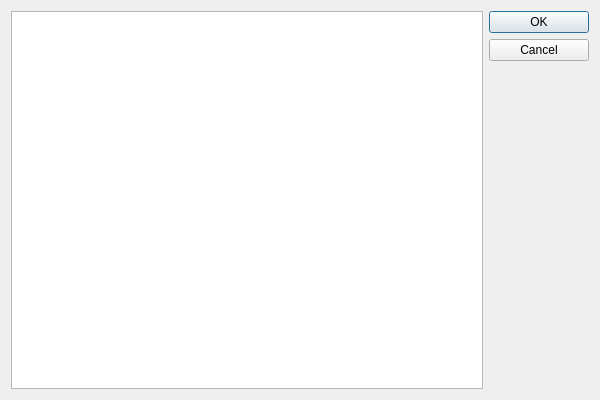
Qt form contestload.ui (richmanfx/EasyContest) before a commit.
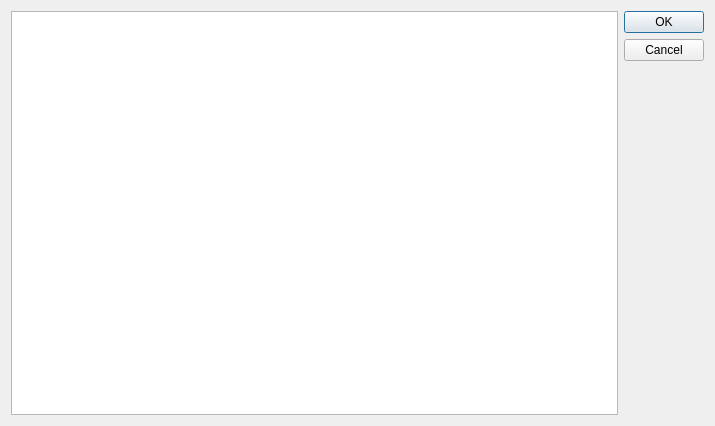
The same form after that commit.

Diff of the .ui file:
```diff
--- a/contestload.ui
+++ b/contestload.ui
@@ -6,8 +6,8 @@
    <rect>
     <x>0</x>
     <y>0</y>
-    <width>600</width>
-    <height>400</height>
+    <width>715</width>
+    <height>426</height>
    </rect>
   </property>
   <property name="sizePolicy">
@@ -27,14 +27,7 @@
   </property>
   <layout class="QHBoxLayout" name="horizontalLayout">
    <item>
-    <widget class="QListWidget" name="listWidget">
-     <property name="sizePolicy">
-      <sizepolicy hsizetype="Minimum" vsizetype="Minimum">
-       <horstretch>0</horstretch>
-       <verstretch>0</verstretch>
-      </sizepolicy>
-     </property>
-    </widget>
+    <widget class="QTableWidget" name="tableWidget"/>
    </item>
    <item>
     <widget class="QDialogButtonBox" name="buttonBox">
```
